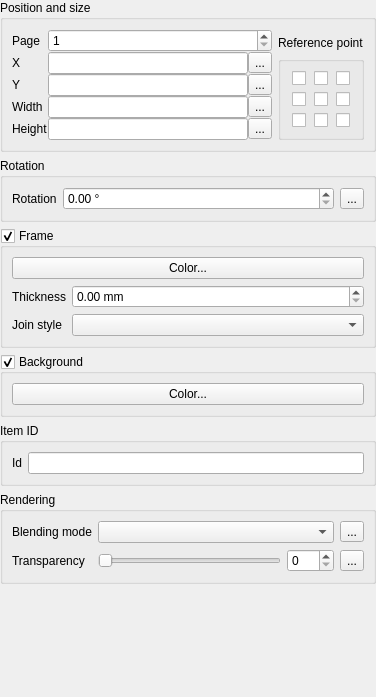
Old version of the form src/ui/qgscomposeritemwidgetbase.ui in the repository qgis/QGIS.
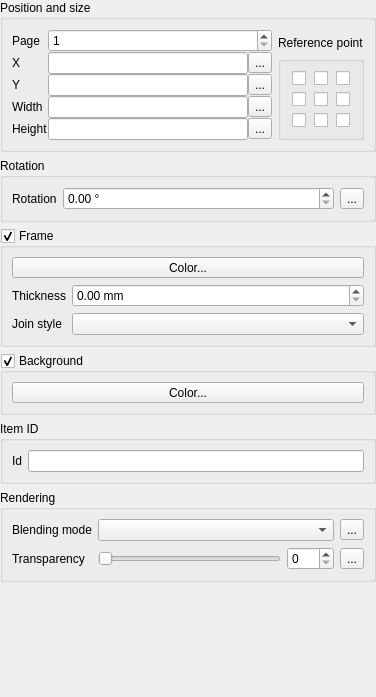
New version of the form. Custom widgets are drawn as their Qt base class.

What changed in the file:
```diff
--- a/src/ui/qgscomposeritemwidgetbase.ui
+++ b/src/ui/qgscomposeritemwidgetbase.ui
@@ -324,7 +324,7 @@
      </property>
      <layout class="QFormLayout" name="formLayout_4">
       <item row="0" column="0" colspan="2">
-       <widget class="QgsColorButton" name="mFrameColorButton">
+       <widget class="QgsColorButtonV2" name="mFrameColorButton">
         <property name="sizePolicy">
          <sizepolicy hsizetype="Preferred" vsizetype="Fixed">
           <horstretch>0</horstretch>
@@ -401,7 +401,7 @@
      </property>
      <layout class="QHBoxLayout" name="horizontalLayout">
       <item>
-       <widget class="QgsColorButton" name="mBackgroundColorButton">
+       <widget class="QgsColorButtonV2" name="mBackgroundColorButton">
         <property name="sizePolicy">
          <sizepolicy hsizetype="Preferred" vsizetype="Fixed">
           <horstretch>0</horstretch>
@@ -544,9 +544,9 @@
    <container>1</container>
   </customwidget>
   <customwidget>
-   <class>QgsColorButton</class>
-   <extends>QPushButton</extends>
-   <header>qgscolorbutton.h</header>
+   <class>QgsColorButtonV2</class>
+   <extends>QToolButton</extends>
+   <header>qgscolorbuttonv2.h</header>
   </customwidget>
   <customwidget>
    <class>QgsDataDefinedButton</class>
```
